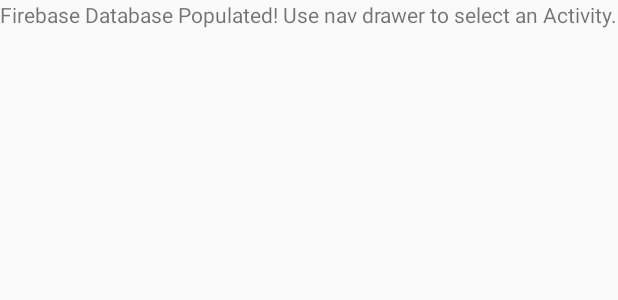
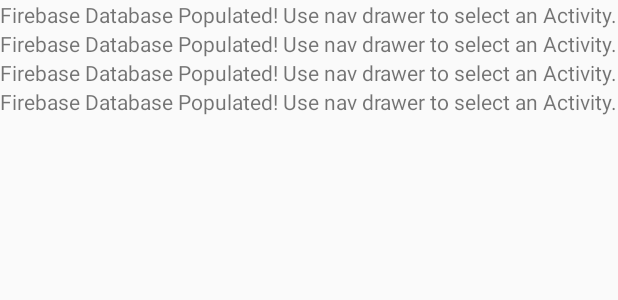
Before and after one commit to rgreen88/FirebaseNotJPMC, an Android app: the layout dummy_layout.xml on its own in the app's theme, with its tools: preview values and no code run, on a phone screen of 412 x 824 dp. Shown: the top 300 px of the screen. Run offline under Robolectric (Android 15) with nearby library versions, the phone set to English and light mode, and no system bars.

```diff
--- a/app/src/main/java/com/example/ryne/jpmclookalikemvp/view/MarketActivity.java
+++ b/app/src/main/java/com/example/ryne/jpmclookalikemvp/view/MarketActivity.java
@@ -156,9 +156,9 @@ public class MarketActivity extends BaseActivity{
                     e.printStackTrace();
                 }
                 Log.d(TAG, "Value is: " + value);
-                mCurrency.setText(value);
-                mGainLoss.setText(value);  //TODO: Reactivate these after xml is done
-                mShares.setText(value);
+//                mCurrency.setText(value);
+//                mGainLoss.setText(value);  //TODO: Reactivate these after xml is done
+//                mShares.setText(value);
 
             }
 
--- a/app/src/main/res/layout/dummy_layout.xml
+++ b/app/src/main/res/layout/dummy_layout.xml
@@ -3,10 +3,35 @@
     xmlns:android="http://schemas.android.com/apk/res/android"
     xmlns:tools="http://schemas.android.com/tools"
     android:layout_width="match_parent"
-    android:layout_height="match_parent">
+    android:layout_height="match_parent"
+    android:orientation="vertical">
 
     <TextView
-        android:id="@+id/tv_test_db_data"
+        android:id="@+id/tv_test_db_customer"
+        android:layout_width="match_parent"
+        android:layout_height="wrap_content"
+        android:text="@string/populate_fb_db"
+        tools:layout_editor_absoluteX="8dp"
+        tools:layout_editor_absoluteY="8dp" />
+
+    <TextView
+        android:id="@+id/tv_test_db_checking"
+        android:layout_width="match_parent"
+        android:layout_height="wrap_content"
+        android:text="@string/populate_fb_db"
+        tools:layout_editor_absoluteX="8dp"
+        tools:layout_editor_absoluteY="8dp" />
+
+    <TextView
+        android:id="@+id/tv_test_db_transaction"
+        android:layout_width="match_parent"
+        android:layout_height="wrap_content"
+        android:text="@string/populate_fb_db"
+        tools:layout_editor_absoluteX="8dp"
+        tools:layout_editor_absoluteY="8dp" />
+
+    <TextView
+        android:id="@+id/tv_test_db_market"
         android:layout_width="match_parent"
         android:layout_height="wrap_content"
         android:text="@string/populate_fb_db"
```
Also changed, not shown: app/src/main/java/com/example/ryne/jpmclookalikemvp/model/FirebaseDbModel.java (+30 -20 lines).
